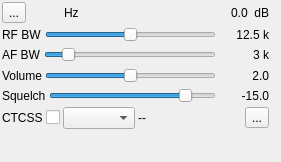
The window that plugins/channel/nfm/nfmdemodgui.ui (f4exb/sdrangel) describes before a commit, drawn with Qt 5.
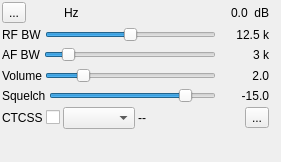
The same window after the commit. Icons and pictures are not drawn. Custom widgets are drawn as their Qt base class.

Diff of the .ui file:
```diff
--- a/plugins/channel/nfm/nfmdemodgui.ui
+++ b/plugins/channel/nfm/nfmdemodgui.ui
@@ -244,7 +244,7 @@
       <item>
        <widget class="QSlider" name="volume">
         <property name="maximum">
-         <number>40</number>
+         <number>100</number>
         </property>
         <property name="pageStep">
          <number>1</number>
```
